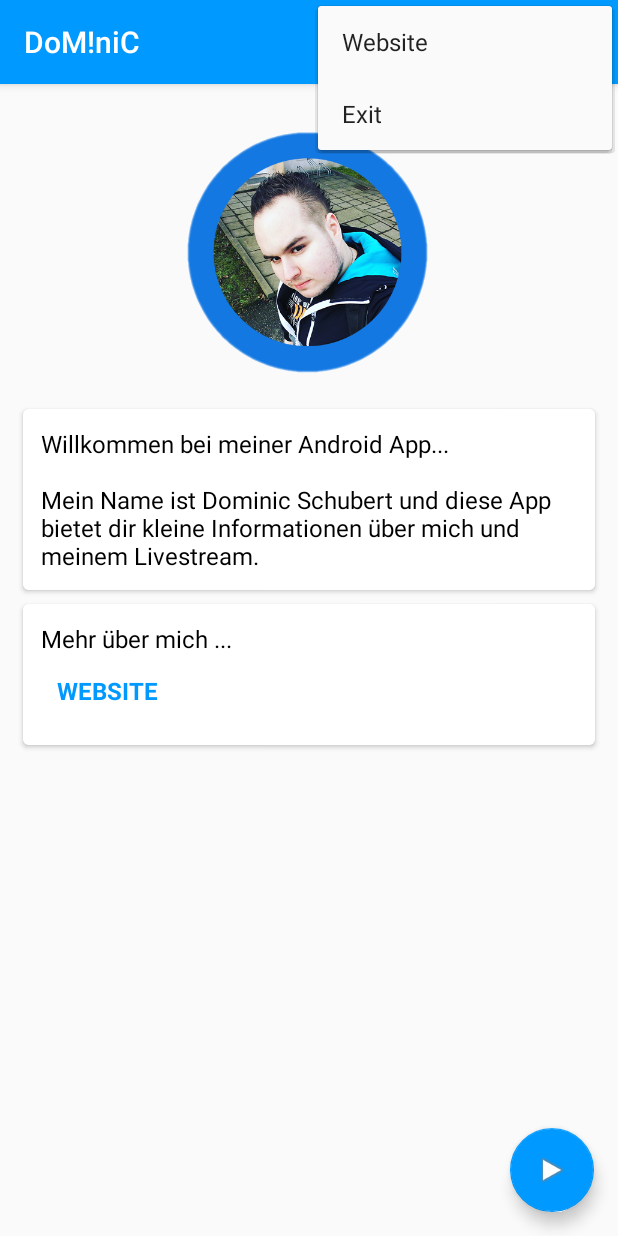
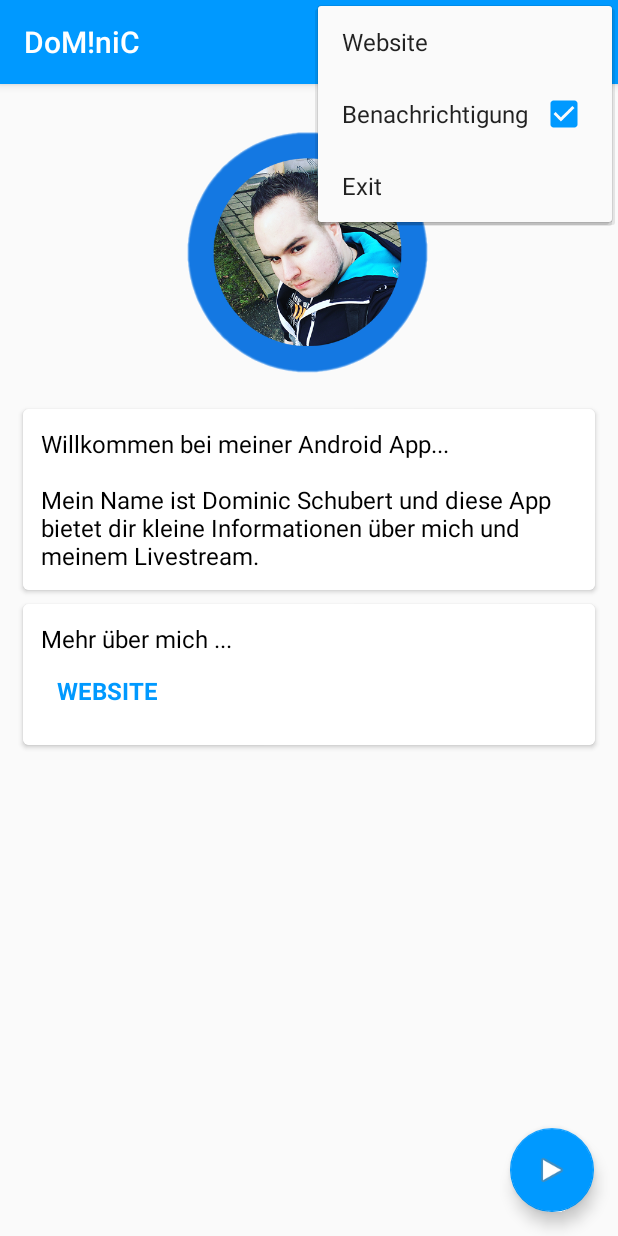
Before and after one commit to 3DNS/Livestream-Android-App, an Android app: the screen it shows after launch (MainActivity), with the options menu open, on a phone screen of 412 x 824 dp. Run offline under Robolectric (Android 15) with nearby library versions, the phone set to English and light mode, and no system bars.

Commit message:
bug fixes

```diff
--- a/app/src/main/java/dom1nic/livestream/PlayerService.java
+++ b/app/src/main/java/dom1nic/livestream/PlayerService.java
@@ -11,7 +11,9 @@ import android.net.Uri;
 import android.os.AsyncTask;
 import android.os.Build;
 import android.os.IBinder;
+import android.preference.PreferenceManager;
 import android.support.v4.content.ContextCompat;
+import android.util.Log;
 
 import java.io.BufferedReader;
 import java.io.InputStreamReader;
@@ -34,6 +36,8 @@ public class PlayerService extends Service {
 
     @Override
     public int onStartCommand(Intent intent, int flags, int startId) {
+        Log.i("CheckStream", "Checking...");
+        if (PreferenceManager.getDefaultSharedPreferences(this).getBoolean("noti", true))
             new AsyncTask<Void, Void, Integer>() {
                 @Override
                 protected Integer doInBackground(Void... params) {
@@ -71,6 +75,7 @@ public class PlayerService extends Service {
                     stopSelf();
                 }
             }.execute();
+        else Log.i("CheckStream", "Aborted!");
         return START_NOT_STICKY;
     }
 }
--- a/app/src/main/res/menu/menu_main.xml
+++ b/app/src/main/res/menu/menu_main.xml
@@ -7,6 +7,11 @@
         android:title="@string/action_website"
         app:showAsAction="never" />
     <item
+        android:id="@+id/noti"
+        android:checkable="true"
+        android:title="Benachrichtigung"
+        app:showAsAction="never" />
+    <item
         android:id="@+id/close"
         android:orderInCategory="100"
         android:title="@string/close"
```
Also changed, not shown: app/src/main/java/dom1nic/livestream/MainActivity.java (+7 -1 lines). Lines whose indentation alone changed are shown as unchanged.
